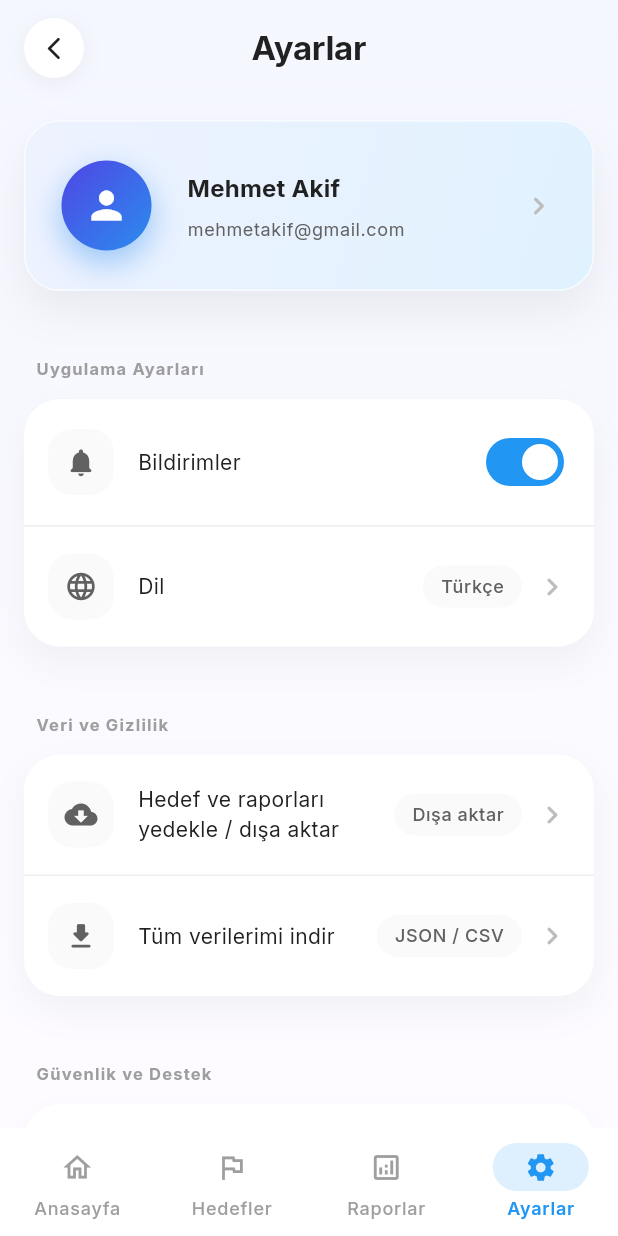
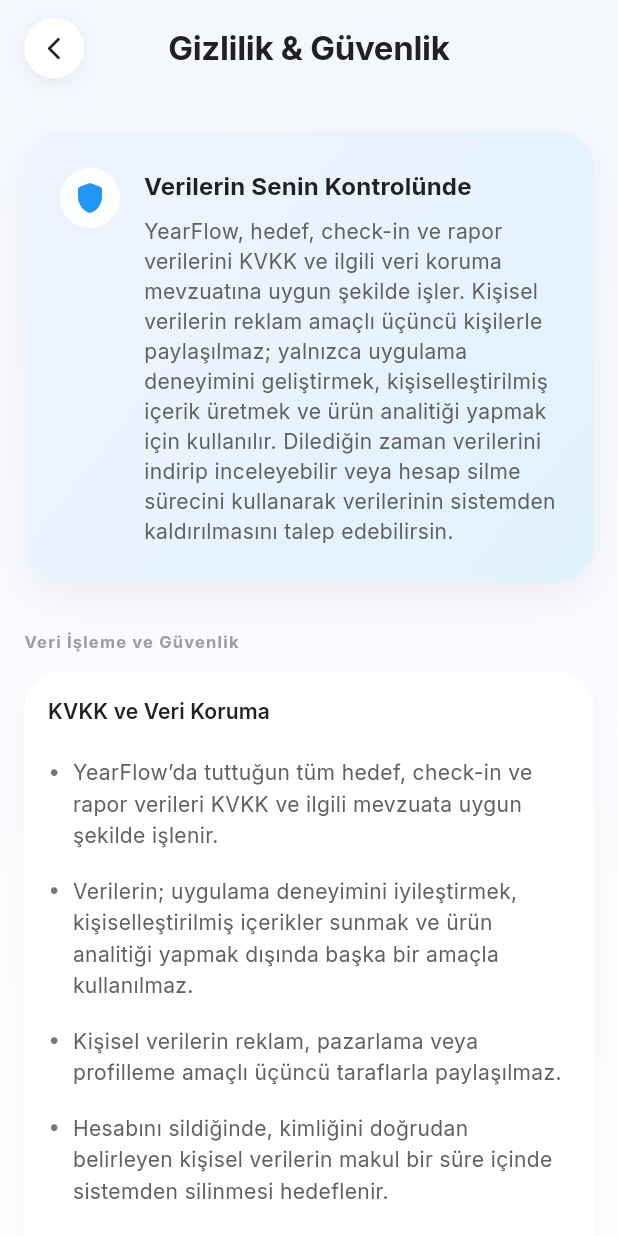
Before and after one commit to mehmetakifkucukkaya/year-flow, a Flutter app: the SettingsPage screen opened by its route, after a tap on "Gizlilik & Güvenlik", on a phone screen of 412 x 824 dp. Run offline on Flutter 3.47's test engine with Material 3 defaults, Android fonts, the phone set to English and light mode, and no system bars; our stand-ins replace flutter_riverpod, go_router, google_fonts.

Commit message:
feat: add Privacy & Security page and update routing
- Introduced Privacy & Security page in the settings section
- Updated app routes to include privacySecurity path
- Enhanced SettingsTile to handle onTap for navigation to the new page

```diff
--- a/lib/core/router/app_router.dart
+++ b/lib/core/router/app_router.dart
@@ -14,6 +14,7 @@
 import '../../features/reports/presentation/reports_page.dart';
 import '../../features/settings/presentation/settings_page.dart';
 import '../../features/settings/presentation/profile_page.dart';
+import '../../features/settings/presentation/privacy_security_page.dart';
 import '../../features/checkin/presentation/check_in_page.dart';
 import 'app_routes.dart';
 
@@ -144,6 +145,13 @@
         path: AppRoutes.profile,
         name: 'profile',
         builder: (context, state) => const ProfilePage(),
+      ),
+
+      // Privacy & Security
+      GoRoute(
+        path: AppRoutes.privacySecurity,
+        name: 'privacySecurity',
+        builder: (context, state) => const PrivacySecurityPage(),
       ),
     ],
     errorBuilder: (context, state) => Scaffold(
--- a/lib/core/router/app_routes.dart
+++ b/lib/core/router/app_routes.dart
@@ -21,6 +21,7 @@
 
   // Settings
   static const String profile = '/settings/profile';
+  static const String privacySecurity = '/settings/privacy-security';
 
   // Goals
   static const String goalDetail = '/goal/:id';
--- /dev/null
+++ b/lib/features/settings/presentation/privacy_security_page.dart
@@ -0,0 +1,394 @@
+import 'package:flutter/material.dart';
+import 'package:flutter_riverpod/flutter_riverpod.dart';
+
+import '../../../core/theme/app_colors.dart';
+import '../../../core/theme/app_radius.dart';
+import '../../../core/theme/app_spacing.dart';
+import '../../../core/theme/app_text_styles.dart';
+
+class PrivacySecurityPage extends ConsumerWidget {
+  const PrivacySecurityPage({super.key});
+
+  @override
+  Widget build(BuildContext context, WidgetRef ref) {
+    return Material(
+      type: MaterialType.transparency,
+      child: Container(
+        decoration: const BoxDecoration(
+          gradient: LinearGradient(
+            begin: Alignment.topCenter,
+            end: Alignment.bottomCenter,
+            colors: [
+              Color(0xFFF5F7FF),
+              Color(0xFFFFFFFF),
+            ],
+          ),
+        ),
+        child: SafeArea(
+          bottom: false,
+          child: Column(
+            children: [
+              const _PrivacyAppBar(),
+              Expanded(
+                child: SingleChildScrollView(
+                  padding: const EdgeInsets.symmetric(
+                    horizontal: AppSpacing.md,
+                    vertical: AppSpacing.lg,
+                  ),
+                  child: Column(
+                    crossAxisAlignment: CrossAxisAlignment.start,
+                    children: const [
+                      _PrivacyIntroCard(),
+                      SizedBox(height: AppSpacing.xl),
+                      _PrivacyOptionsSection(),
+                    ],
+                  ),
+                ),
+              ),
+            ],
+          ),
+        ),
+      ),
+    );
+  }
+}
+
+class _PrivacyAppBar extends StatelessWidget {
+  const _PrivacyAppBar();
+
+  @override
+  Widget build(BuildContext context) {
+    return Padding(
+      padding: const EdgeInsets.symmetric(
+        horizontal: AppSpacing.md,
+        vertical: AppSpacing.sm,
+      ),
+      child: Row(
+        children: [
+          Container(
+            width: 40,
+            height: 40,
+            decoration: BoxDecoration(
+              color: Colors.white,
+              shape: BoxShape.circle,
+              boxShadow: [
+                BoxShadow(
+                  color: Colors.black.withOpacity(0.06),
+                  blurRadius: 12,
+                  offset: const Offset(0, 4),
+                ),
+              ],
+            ),
+            child: IconButton(
+              onPressed: () => Navigator.of(context).maybePop(),
+              icon: const Icon(Icons.arrow_back_ios_new_rounded),
+              color: AppColors.gray900,
+              iconSize: 18,
+              padding: EdgeInsets.zero,
+            ),
+          ),
+          const Spacer(),
+          Text(
+            'Gizlilik & Güvenlik',
+            style: AppTextStyles.titleLarge.copyWith(
+              fontWeight: FontWeight.w700,
+              letterSpacing: -0.2,
+            ),
+          ),
+          const Spacer(),
+          const SizedBox(width: 40),
+        ],
+      ),
+    );
+  }
+}
+
+class _PrivacyIntroCard extends StatelessWidget {
+  const _PrivacyIntroCard();
+
+  @override
+  Widget build(BuildContext context) {
+    return Container(
+      padding: const EdgeInsets.all(AppSpacing.lg),
+      decoration: BoxDecoration(
+        gradient: const LinearGradient(
+          begin: Alignment.topLeft,
+          end: Alignment.bottomRight,
+          colors: [
+            Color(0xFFEFF4FF),
+            Color(0xFFE0F2FE),
+          ],
+        ),
+        borderRadius: AppRadius.borderRadiusXl,
+        boxShadow: [
+          BoxShadow(
+            color: Colors.black.withOpacity(0.05),
+            blurRadius: 22,
+            offset: const Offset(0, 12),
+          ),
+        ],
+      ),
+      child: Row(
+        crossAxisAlignment: CrossAxisAlignment.start,
+        children: [
+          Container(
+            width: 40,
+            height: 40,
+            decoration: const BoxDecoration(
+              color: AppColors.white,
+              shape: BoxShape.circle,
+            ),
+            child: const Icon(
+              Icons.shield_rounded,
+              color: AppColors.primary,
+            ),
+          ),
+          const SizedBox(width: AppSpacing.md),
+          Expanded(
+            child: Column(
+              crossAxisAlignment: CrossAxisAlignment.start,
+              children: [
+                Text(
+                  'Verilerin Senin Kontrolünde',
+                  style: AppTextStyles.titleMedium.copyWith(
+                    fontWeight: FontWeight.w700,
+                    color: AppColors.gray900,
+                  ),
+                ),
+                const SizedBox(height: AppSpacing.xs),
+                Text(
+                  'YearFlow, hedef, check-in ve rapor verilerini KVKK ve ilgili veri koruma mevzuatına uygun şekilde işler. '
+                  'Kişisel verilerin reklam amaçlı üçüncü kişilerle paylaşılmaz; yalnızca uygulama deneyimini geliştirmek, kişiselleştirilmiş içerik üretmek ve ürün analitiği yapmak için kullanılır. '
+                  'Dilediğin zaman verilerini indirip inceleyebilir veya hesap silme sürecini kullanarak verilerinin sistemden kaldırılmasını talep edebilirsin.',
+                  style: AppTextStyles.bodyMedium.copyWith(
+                    color: AppColors.gray700,
+                    height: 1.4,
+                  ),
+                ),
+              ],
+            ),
+          ),
+        ],
+      ),
+    );
+  }
+}
+
+class _PrivacyOptionsSection extends StatelessWidget {
+  const _PrivacyOptionsSection();
+
+  @override
+  Widget build(BuildContext context) {
+    return Column(
+      crossAxisAlignment: CrossAxisAlignment.start,
+      children: [
+        Text(
+          'Veri İşleme ve Güvenlik',
+          style: AppTextStyles.labelSmall.copyWith(
+            fontWeight: FontWeight.w700,
+            color: AppColors.gray500,
+            letterSpacing: 0.8,
+          ),
+        ),
+        const SizedBox(height: AppSpacing.sm),
+        Container(
+          decoration: BoxDecoration(
+            color: AppColors.white,
+            borderRadius: AppRadius.borderRadiusXl,
+            boxShadow: [
+              BoxShadow(
+                color: Colors.black.withOpacity(0.03),
+                blurRadius: 18,
+                offset: const Offset(0, 10),
+              ),
+            ],
+          ),
+          child: Padding(
+            padding: const EdgeInsets.all(AppSpacing.md),
+            child: Column(
+              crossAxisAlignment: CrossAxisAlignment.start,
+              children: [
+                Text(
+                  'KVKK ve Veri Koruma',
+                  style: AppTextStyles.titleSmall.copyWith(
+                    fontWeight: FontWeight.w600,
+                    color: AppColors.gray900,
+                  ),
+                ),
+                const SizedBox(height: AppSpacing.sm),
+                _BulletText(
+                  text:
+                      'YearFlow’da tuttuğun tüm hedef, check-in ve rapor verileri KVKK ve ilgili mevzuata uygun şekilde işlenir.',
+                ),
+                _BulletText(
+                  text:
+                      'Verilerin; uygulama deneyimini iyileştirmek, kişiselleştirilmiş içerikler sunmak ve ürün analitiği yapmak dışında başka bir amaçla kullanılmaz.',
+                ),
+                _BulletText(
+                  text:
+                      'Kişisel verilerin reklam, pazarlama veya profilleme amaçlı üçüncü taraflarla paylaşılmaz.',
+                ),
+                _BulletText(
+                  text:
+                      'Hesabını sildiğinde, kimliğini doğrudan belirleyen kişisel verilerin makul bir süre içinde sistemden silinmesi hedeflenir.',
+                ),
+                _BulletText(
+                  text:
+                      'Yasal yükümlülükler gereği tutulması zorunlu olan kayıtlar, yalnızca mevzuata uygun süre boyunca saklanır ve süresi dolduğunda güvenli biçimde imha edilir.',
+                ),
+              ],
+            ),
+          ),
+        ),
+        const SizedBox(height: AppSpacing.xl),
+        Text(
+          'Güvenlik',
+          style: AppTextStyles.labelSmall.copyWith(
+            fontWeight: FontWeight.w700,
+            color: AppColors.gray500,
+            letterSpacing: 0.8,
+          ),
+        ),
+        const SizedBox(height: AppSpacing.sm),
+        Container(
+          decoration: BoxDecoration(
+            color: AppColors.white,
+            borderRadius: AppRadius.borderRadiusXl,
+            boxShadow: [
+              BoxShadow(
+                color: Colors.black.withOpacity(0.03),
+                blurRadius: 18,
+                offset: const Offset(0, 10),
+              ),
+            ],
+          ),
+          child: Padding(
+            padding: const EdgeInsets.all(AppSpacing.md),
+            child: Column(
+              crossAxisAlignment: CrossAxisAlignment.start,
+              children: const [
+                _BulletText(
+                  text:
+                      'Verilerin, endüstri standartlarına uygun biçimde yetkisiz erişime, kayba veya kötüye kullanıma karşı korunur.',
+                ),
+                _BulletText(
+                  text:
+                      'Sistem içindeki tüm veri iletimi şifrelenmiş bağlantılar üzerinden gerçekleşir.',
+                ),
+                _BulletText(
+                  text:
+                      'Güvenlik uygulamaları belirli aralıklarla gözden geçirilir ve iyileştirilir.',
+                ),
+              ],
+            ),
+          ),
+        ),
+      ],
+    );
+  }
+}
+
+class _BulletText extends StatelessWidget {
+  const _BulletText({required this.text});
+
+  final String text;
+
+  @override
+  Widget build(BuildContext context) {
+    return Padding(
+      padding: const EdgeInsets.only(
+        top: AppSpacing.xs,
+        bottom: AppSpacing.xs,
+      ),
+      child: Row(
+        crossAxisAlignment: CrossAxisAlignment.start,
+        children: [
+          const Text(
+            '•  ',
+            style: TextStyle(
+              color: AppColors.gray600,
+            ),
+          ),
+          Expanded(
+            child: Text(
+              text,
+              style: AppTextStyles.bodyMedium.copyWith(
+                color: AppColors.gray700,
+                height: 1.5,
+              ),
+            ),
+          ),
+        ],
+      ),
+    );
+  }
+}
+
+class _PrivacyOptionTile extends StatelessWidget {
+  const _PrivacyOptionTile({
+    required this.icon,
+    required this.title,
+    required this.subtitle,
+    required this.onTap,
+  });
+
+  final IconData icon;
+  final String title;
+  final String subtitle;
+  final VoidCallback onTap;
+
+  @override
+  Widget build(BuildContext context) {
+    return InkWell(
+      onTap: onTap,
+      child: Padding(
+        padding: const EdgeInsets.symmetric(
+          horizontal: AppSpacing.md,
+          vertical: AppSpacing.md,
+        ),
+        child: Row(
+          children: [
+            Container(
+              width: 40,
+              height: 40,
+              decoration: const BoxDecoration(
+                color: AppColors.gray50,
+                shape: BoxShape.circle,
+              ),
+              child: Icon(
+                icon,
+                color: AppColors.gray700,
+              ),
+            ),
+            const SizedBox(width: AppSpacing.md),
+            Expanded(
+              child: Column(
+                crossAxisAlignment: CrossAxisAlignment.start,
+                children: [
+                  Text(
+                    title,
+                    style: AppTextStyles.bodyMedium.copyWith(
+                      color: AppColors.gray900,
+                      fontWeight: FontWeight.w600,
+                    ),
+                  ),
+                  const SizedBox(height: 2),
+                  Text(
+                    subtitle,
+                    style: AppTextStyles.bodySmall.copyWith(
+                      color: AppColors.gray600,
+                    ),
+                  ),
+                ],
+              ),
+            ),
+            const Icon(
+              Icons.chevron_right_rounded,
+              color: AppColors.gray400,
+            ),
+          ],
+        ),
+      ),
+    );
+  }
+}
--- a/lib/features/settings/presentation/settings_page.dart
+++ b/lib/features/settings/presentation/settings_page.dart
@@ -267,26 +267,30 @@
     required this.icon,
     required this.title,
     this.trailing,
+    this.onTap,
   });
 
   const _SettingsTile.notification()
       : icon = Icons.notifications_rounded,
         title = 'Bildirimler',
-        trailing = const _NotificationSwitch();
+        trailing = const _NotificationSwitch(),
+        onTap = null;
 
   const _SettingsTile.language()
       : icon = Icons.language_rounded,
         title = 'Dil',
-        trailing = const _ChevronWithLabel(label: 'Türkçe');
+        trailing = const _ChevronWithLabel(label: 'Türkçe'),
+        onTap = null;
 
   final IconData icon;
   final String title;
   final Widget? trailing;
+  final VoidCallback? onTap;
 
   @override
   Widget build(BuildContext context) {
     return InkWell(
-      onTap: trailing is _NotificationSwitch ? null : () {},
+      onTap: trailing is _NotificationSwitch ? null : onTap,
       child: Padding(
         padding: const EdgeInsets.symmetric(
           horizontal: AppSpacing.md,
@@ -421,10 +425,13 @@
               ),
             ],
           ),
-          child: const _SettingsTile._(
+          child: _SettingsTile._(
             icon: Icons.shield_rounded,
             title: 'Gizlilik & Güvenlik',
-            trailing: _ChevronWithLabel(label: ''),
+            trailing: const _ChevronWithLabel(label: ''),
+            onTap: () {
+              context.push(AppRoutes.privacySecurity);
+            },
           ),
         ),
       ],
```
